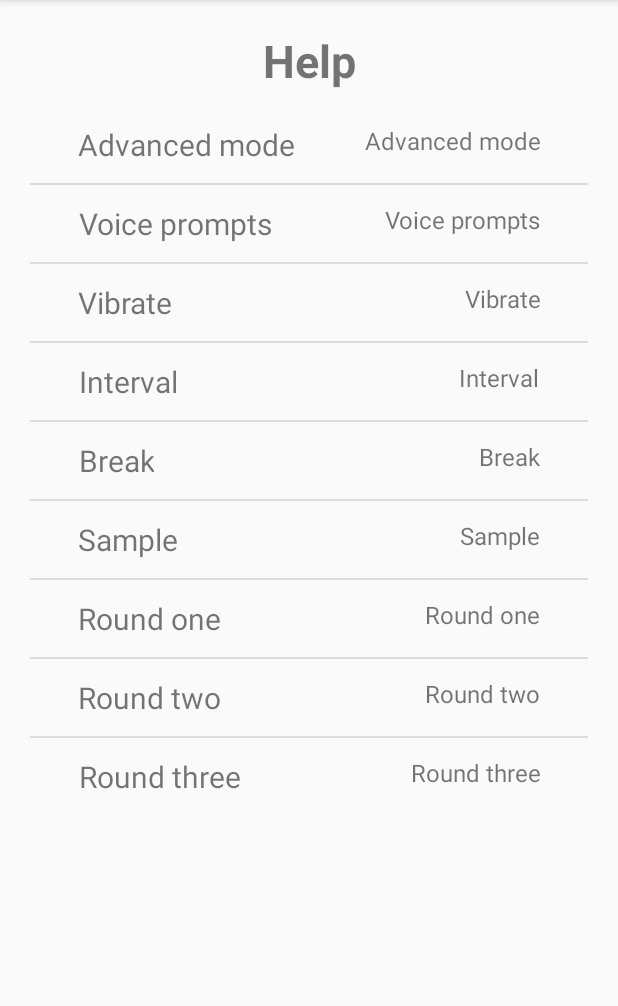
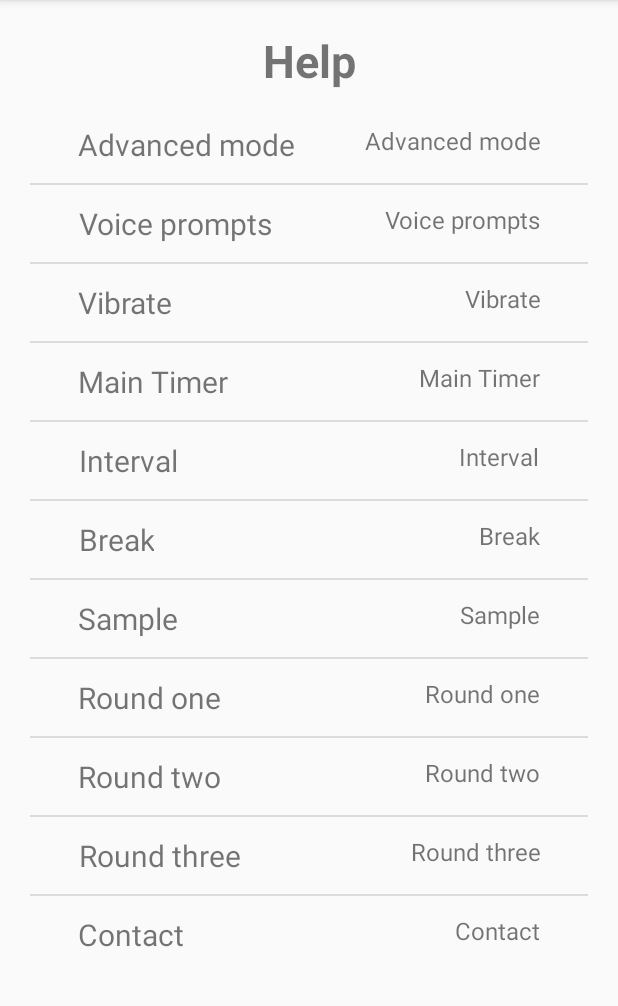
Before and after one commit to anjrew/CupOmaTic_Android, an Android app: the Help screen opened directly, with no data from a screen before it, on a phone screen of 412 x 824 dp, the part 84-1090 px from its top. Run offline under Robolectric (Android 15) with nearby library versions, the phone set to English and light mode, and no system bars.

Commit message:
15.7.2018 - 16:47
Got more options on the help view

```diff
--- a/app/src/main/java/com/rinson/cupomaticv2/Help.java
+++ b/app/src/main/java/com/rinson/cupomaticv2/Help.java
@@ -22,8 +22,8 @@ public class Help extends AppCompatActivity {
     }
 
     public void setUpValues(){
-        item  =  new String[]{"Advanced mode", "Voice prompts", "Vibrate", "Interval", "Break", "Sample", "Round one", "Round two", "Round three"};
-        description = new String[]{"Advanced mode", "Voice prompts", "Vibrate", "Interval", "Break", "Sample", "Round one", "Round two", "Round three"};
+        item  =  new String[]{"Advanced mode", "Voice prompts", "Vibrate", "Main Timer", "Interval", "Break", "Sample", "Round one", "Round two", "Round three", "Contact"};
+        description = new String[]{"Advanced mode", "Voice prompts", "Vibrate","Main Timer", "Interval", "Break", "Sample", "Round one", "Round two", "Round three", "Contact"};
     }
 
 
```
Also changed, not shown: app/src/main/res/values/strings.xml (+12 -3 lines).
